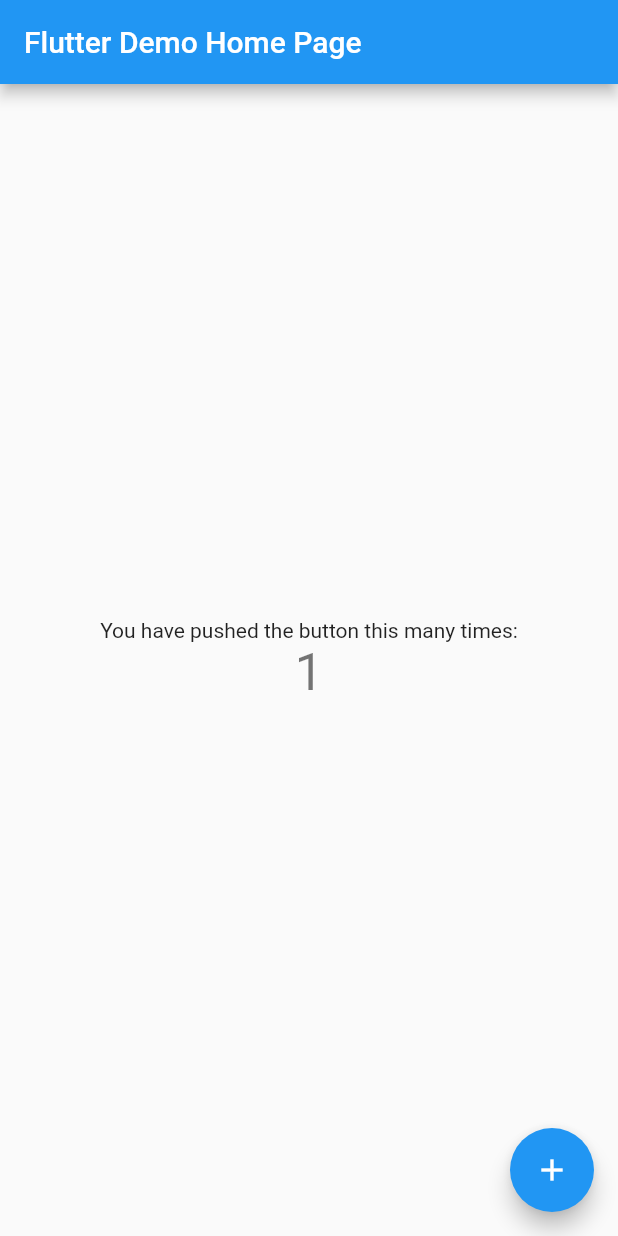
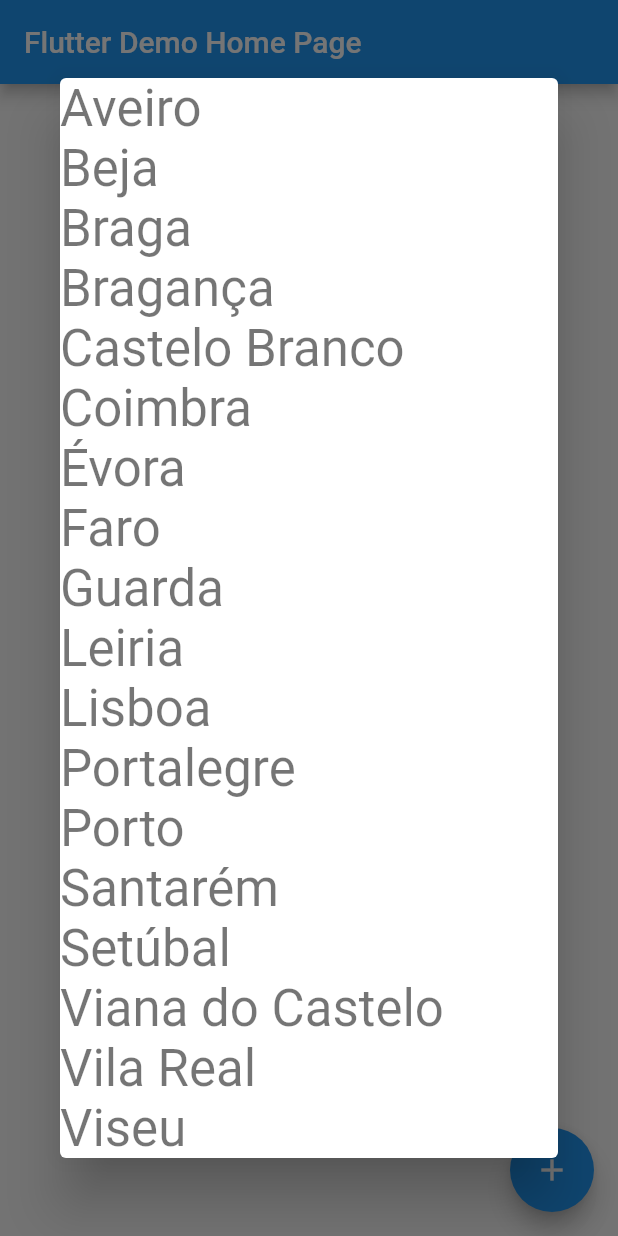
Before and after one commit to goncaloacteixeira/feup-cpm-proj2, a Flutter app: the screen it shows after launch, after a tap on the "add" icon, on a phone screen of 412 x 824 dp. Run offline on Flutter 3.47's test engine with Material 2 defaults, Android fonts, the phone set to English and light mode, and no system bars; our stand-ins replace shared_preferences.

Commit message:
added some initial code

```diff
--- /dev/null
+++ b/lib/HomePage.dart
@@ -0,0 +1,81 @@
+import 'package:flutter/material.dart';
+import 'package:shared_preferences/shared_preferences.dart';
+import 'package:w4cast/constants.dart';
+
+class HomePage extends StatefulWidget {
+  const HomePage({super.key, required this.title});
+
+  final String title;
+
+  @override
+  _HomePageState createState() => _HomePageState();
+}
+
+class _HomePageState extends State<HomePage> {
+  List<String> _cities = ["Porto", "Faro"];
+
+  @override
+  void initState() {
+    super.initState();
+    _loadCities();
+  }
+
+  Future<void> _loadCities() async {
+    final prefs = await SharedPreferences.getInstance();
+    setState(() {
+      var citiesString = prefs.getString("cities");
+      if (citiesString != null) {
+        _cities = citiesString.split(";");
+      }
+    });
+  }
+
+  Widget _generateCityItem(String city) {
+    return Text(
+      city,
+      style: Theme
+          .of(context)
+          .textTheme
+          .headline4,
+    );
+  }
+
+  Dialog _addCityDialog() {
+    return Dialog(
+      elevation: 16,
+      child: ListView(
+        shrinkWrap: true,
+        children: [
+          for (var city in allCities) _generateCityItem(city)
+        ],
+      ),
+    );
+  }
+
+  @override
+  Widget build(BuildContext context) {
+    return Scaffold(
+      appBar: AppBar(
+        title: Text(widget.title),
+      ),
+      body: Center(
+        child: Column(
+          mainAxisAlignment: MainAxisAlignment.center,
+          children: [
+            const Text(
+              'Cities:',
+            ),
+            for (var city in _cities) _generateCityItem(city)
+          ],
+        ),
+      ),
+      floatingActionButton: FloatingActionButton(
+        onPressed: () {
+          showDialog(context: context, builder: (context) => _addCityDialog());
+        },
+        tooltip: 'Add City',
+        child: const Icon(Icons.add),
+      ), // This trailing comma makes auto-formatting nicer for build methods.
+    );
+  }
+}
--- /dev/null
+++ b/lib/constants.dart
@@ -0,0 +1,20 @@
+const List<String> allCities = [
+  "Aveiro",
+  "Beja",
+  "Braga",
+  "Bragança",
+  "Castelo Branco",
+  "Coimbra",
+  "Évora",
+  "Faro",
+  "Guarda",
+  "Leiria",
+  "Lisboa",
+  "Portalegre",
+  "Porto",
+  "Santarém",
+  "Setúbal",
+  "Viana do Castelo",
+  "Vila Real",
+  "Viseu"
+];
--- a/lib/main.dart
+++ b/lib/main.dart
@@ -1,4 +1,5 @@
 import 'package:flutter/material.dart';
+import 'package:w4cast/HomePage.dart';
 
 void main() {
   runApp(const MyApp());
@@ -24,92 +25,7 @@ class MyApp extends StatelessWidget {
         // is not restarted.
         primarySwatch: Colors.blue,
       ),
-      home: const MyHomePage(title: 'Flutter Demo Home Page'),
+      home: const HomePage(title: 'Flutter Demo Home Page'),
     );
   }
 }
-
-class MyHomePage extends StatefulWidget {
-  const MyHomePage({Key? key, required this.title}) : super(key: key);
-
-  // This widget is the home page of your application. It is stateful, meaning
-  // that it has a State object (defined below) that contains fields that affect
-  // how it looks.
-
-  // This class is the configuration for the state. It holds the values (in this
-  // case the title) provided by the parent (in this case the App widget) and
-  // used by the build method of the State. Fields in a Widget subclass are
-  // always marked "final".
-
-  final String title;
-
-  @override
-  State<MyHomePage> createState() => _MyHomePageState();
-}
-
-class _MyHomePageState extends State<MyHomePage> {
-  int _counter = 0;
-
-  void _incrementCounter() {
-    setState(() {
-      // This call to setState tells the Flutter framework that something has
-      // changed in this State, which causes it to rerun the build method below
-      // so that the display can reflect the updated values. If we changed
-      // _counter without calling setState(), then the build method would not be
-      // called again, and so nothing would appear to happen.
-      _counter++;
-    });
-  }
-
-  @override
-  Widget build(BuildContext context) {
-    // This method is rerun every time setState is called, for instance as done
-    // by the _incrementCounter method above.
-    //
-    // The Flutter framework has been optimized to make rerunning build methods
-    // fast, so that you can just rebuild anything that needs updating rather
-    // than having to individually change instances of widgets.
-    return Scaffold(
-      appBar: AppBar(
-        // Here we take the value from the MyHomePage object that was created by
-        // the App.build method, and use it to set our appbar title.
-        title: Text(widget.title),
-      ),
-      body: Center(
-        // Center is a layout widget. It takes a single child and positions it
-        // in the middle of the parent.
-        child: Column(
-          // Column is also a layout widget. It takes a list of children and
-          // arranges them vertically. By default, it sizes itself to fit its
-          // children horizontally, and tries to be as tall as its parent.
-          //
-          // Invoke "debug painting" (press "p" in the console, choose the
-          // "Toggle Debug Paint" action from the Flutter Inspector in Android
-          // Studio, or the "Toggle Debug Paint" command in Visual Studio Code)
-          // to see the wireframe for each widget.
-          //
-          // Column has various properties to control how it sizes itself and
-          // how it positions its children. Here we use mainAxisAlignment to
-          // center the children vertically; the main axis here is the vertical
-          // axis because Columns are vertical (the cross axis would be
-          // horizontal).
-          mainAxisAlignment: MainAxisAlignment.center,
-          children: <Widget>[
-            const Text(
-              'You have pushed the button this many times:',
-            ),
-            Text(
-              '$_counter',
-              style: Theme.of(context).textTheme.headline4,
-            ),
-          ],
-        ),
-      ),
-      floatingActionButton: FloatingActionButton(
-        onPressed: _incrementCounter,
-        tooltip: 'Increment',
-        child: const Icon(Icons.add),
-      ), // This trailing comma makes auto-formatting nicer for build methods.
-    );
-  }
-}
--- a/pubspec.yaml
+++ b/pubspec.yaml
@@ -34,6 +34,7 @@ dependencies:
   # The following adds the Cupertino Icons font to your application.
   # Use with the CupertinoIcons class for iOS style icons.
   cupertino_icons: ^1.0.2
+  shared_preferences: ^2.0.15
 
 dev_dependencies:
   flutter_test:
```
Also changed, not shown: pubspec.lock, 7 other files.
